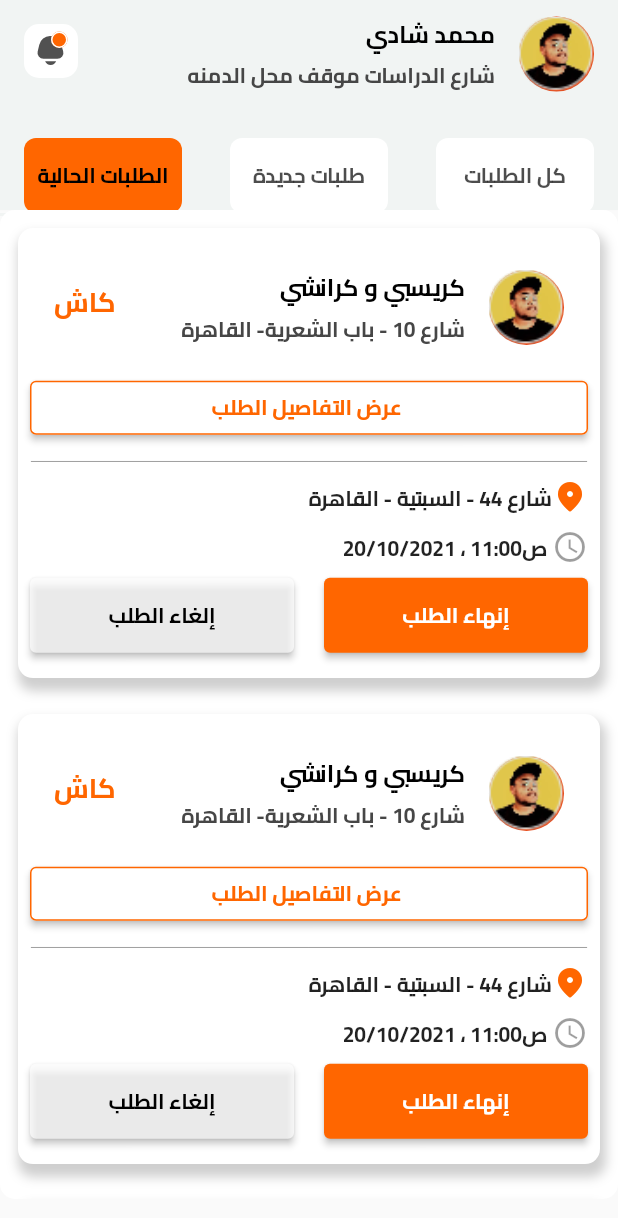
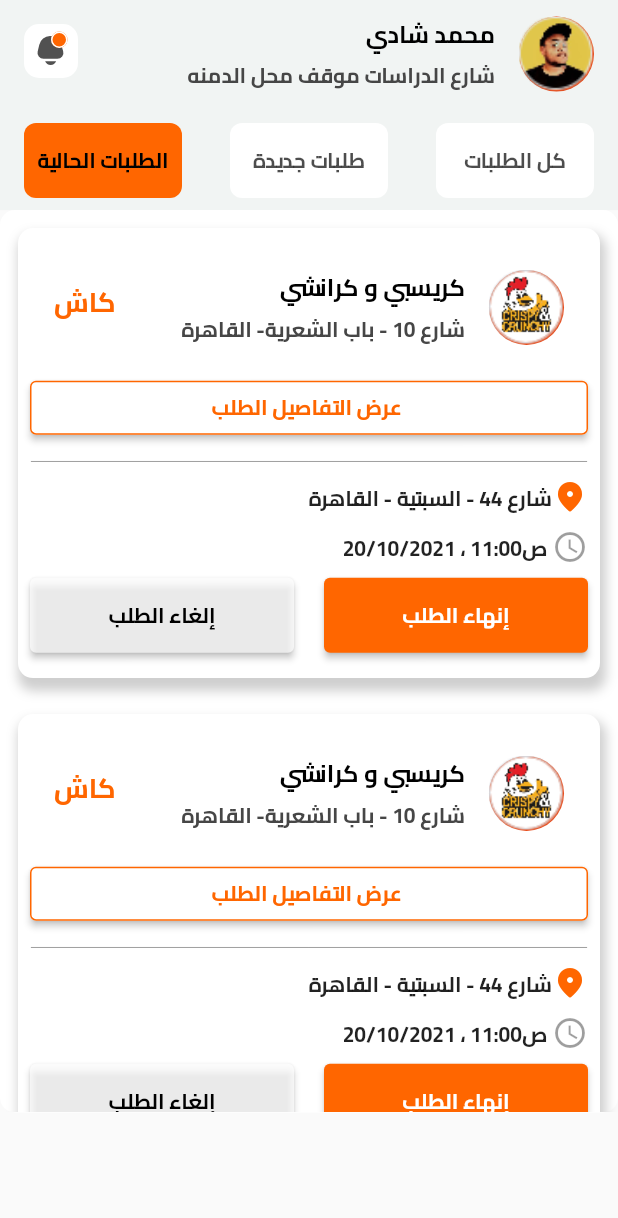
Before and after one commit to mido4315/tawsel_driver, a Flutter app: the OrdersHistoryView screen opened directly, on a phone screen of 412 x 824 dp. Shown: the top 1218 px of the screen. Run offline on Flutter 3.47's test engine with Material 2 defaults, Android fonts, the light colour scheme and no system bars; our stand-ins replace animated_toggle_switch, dotted_line, flutter_keyboard_visibility, flutter_multi_formatter, flutter_svg, flutter_switch and 1 more.

Commit message:
orderHistory page  👍

```diff
--- a/lib/core/utils/app_router.dart
+++ b/lib/core/utils/app_router.dart
@@ -1,4 +1,5 @@
 import 'package:go_router/go_router.dart';
+import 'package:tawsel_driver/features/SplashScreen/SplashScreen.dart';
 import 'package:tawsel_driver/features/wallet/presentation/views/wallet_view.dart';
 import '../../features/Profile/Presentation/Views/change_current_password_screen.dart';
 import '../../features/SignLog/presentation/views/SignIn.dart';
@@ -24,7 +25,7 @@ abstract class AppRouter {
     routes: [
       GoRoute(
         path: '/',
-        builder: (context, state) => const OrdersHistoryView(),
+        builder: (context, state) => const SplashView(),
       ),
       GoRoute(
         path: kSignInPage,
--- a/lib/features/home/presentation/views/orders_history_view.dart
+++ b/lib/features/home/presentation/views/orders_history_view.dart
@@ -42,7 +42,7 @@ class _OrdersHistoryViewState extends State<OrdersHistoryView>
                     page: '',
                     leading_choise: true,
                   ),
-                  SizedBox(height: 20,),
+                  SizedBox(height: 10,),
                   TabBar(
                     controller: tabController,
                     onTap: (value){
@@ -62,11 +62,12 @@ class _OrdersHistoryViewState extends State<OrdersHistoryView>
                     //dividerColor: Colors.yellowAccent,
                     indicatorColor: Color(0xffF1F4F3),
                   ),
+                  SizedBox(height: 10,)
                 ],
               ),
             ),
             Container(
-              height: PageSize.height(context)*0.8,
+              height: PageSize.height(context)*0.73,
               decoration: BoxDecoration(
                 color: Color(0xffFFFFFF),
                 borderRadius: BorderRadius.circular(10),
--- a/lib/features/home/presentation/views/widgets/CurrentOrderCard.dart
+++ b/lib/features/home/presentation/views/widgets/CurrentOrderCard.dart
@@ -24,7 +24,7 @@ class CurrentOrderCard extends StatelessWidget {
           Custom_ListTitle(
             mainTitle: 'كريسبي و كرانشي',
             subTitle: 'شارع 10 - باب الشعرية- القاهرة ',
-            imageUrl: 'assets/image/driverimage.png',
+            imageUrl: 'assets/image/fristorder.png',
             leading_choise: false,
             leading_text: 'كاش',
             leading_color: Color(0xffFF6600),
--- a/lib/features/home/presentation/views/widgets/Custom_ListTile.dart
+++ b/lib/features/home/presentation/views/widgets/Custom_ListTile.dart
@@ -41,7 +41,7 @@ class Custom_ListTitle extends StatelessWidget {
         radius: 25,
         child: Image(
           height: 60,
-          fit: BoxFit.fitWidth,
+          fit: BoxFit.fill,
           image: AssetImage(
             imageUrl,
           ),
```
